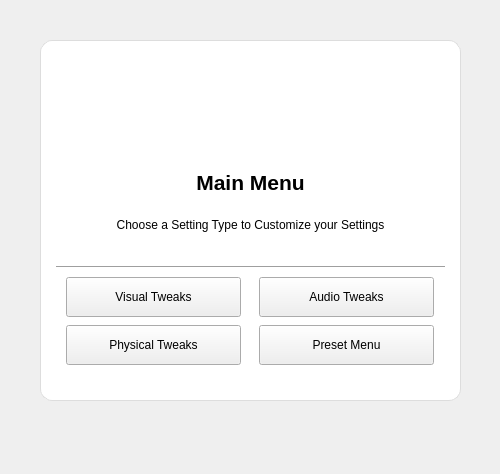
First picture: the form in ui files/eg_main_menu.ui, repository brettrjh/enable-games-local, before the edit.
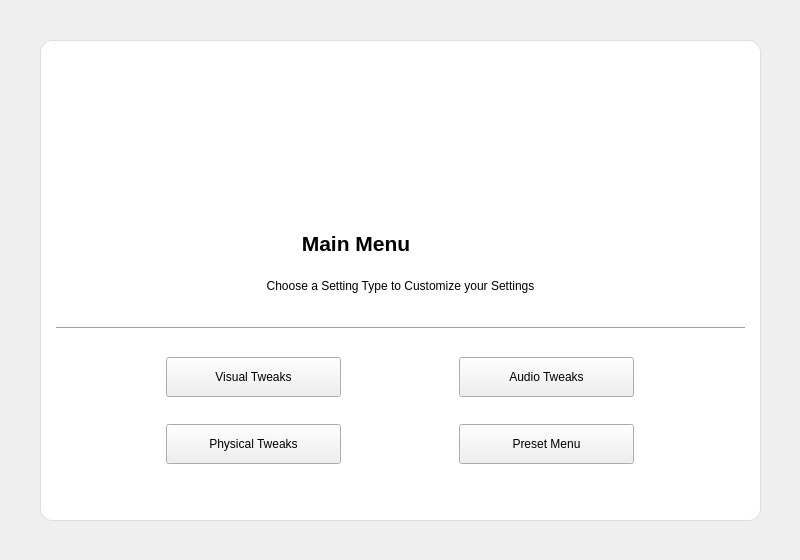
Second picture: the form after the edit. Icons and pictures are not drawn.

Commit message: Unify UI window sizes

Patch:
```diff
--- a/ui files/eg_main_menu.ui
+++ b/ui files/eg_main_menu.ui
@@ -6,10 +6,22 @@
    <rect>
     <x>0</x>
     <y>0</y>
-    <width>500</width>
-    <height>474</height>
+    <width>800</width>
+    <height>560</height>
    </rect>
   </property>
+  <property name="minimumSize">
+   <size>
+    <width>800</width>
+    <height>560</height>
+   </size>
+  </property>
+  <property name="maximumSize">
+   <size>
+    <width>800</width>
+    <height>560</height>
+   </size>
+  </property>
   <property name="windowTitle">
    <string>Form</string>
   </property>
@@ -18,8 +30,8 @@
     <rect>
      <x>40</x>
      <y>40</y>
-     <width>421</width>
-     <height>361</height>
+     <width>721</width>
+     <height>481</height>
     </rect>
    </property>
    <layout class="QVBoxLayout" name="verticalLayout">
@@ -44,8 +56,8 @@
         <rect>
          <x>0</x>
          <y>0</y>
-         <width>421</width>
-         <height>361</height>
+         <width>721</width>
+         <height>481</height>
         </rect>
        </property>
        <layout class="QVBoxLayout" name="verticalLayout_2">
```
Left out of the diff: 10 changed lines with no effect on the pictures. The commit also changes 6 other files.
